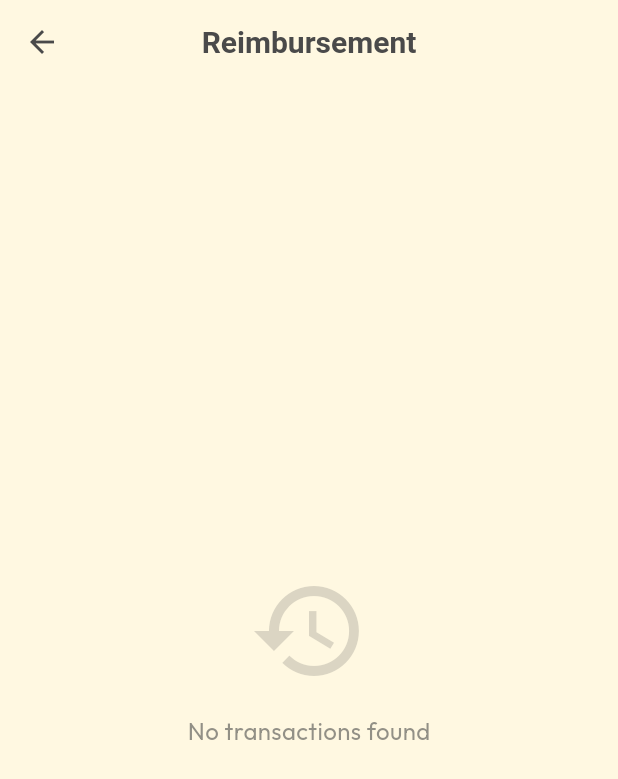
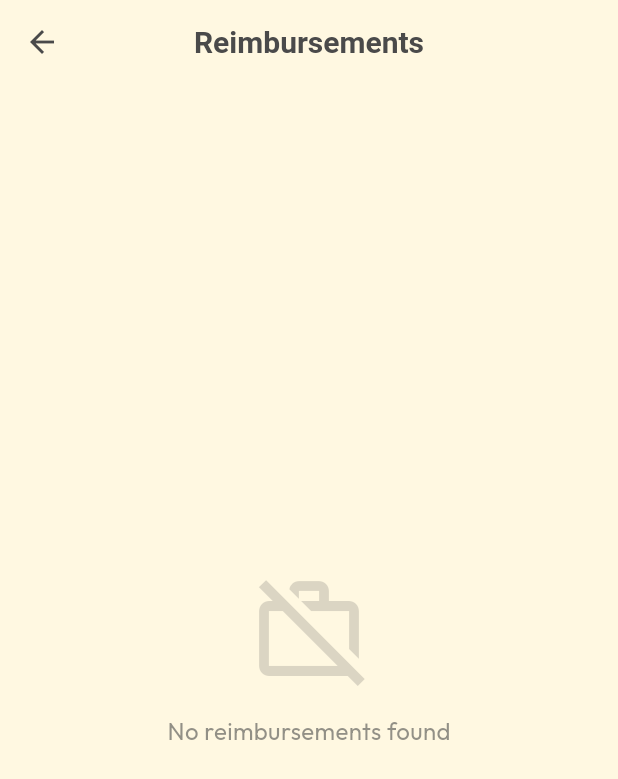
Before and after one commit to amerfathullah/neko-money-manager, a Flutter app: the screen it shows once a user with an empty profile is signed in, after a tap on "Reimburse", on a phone screen of 412 x 824 dp. Shown: the top 779 px of the screen. Run offline on Flutter 3.47's test engine with Material 3 defaults, Android fonts, the phone set to English and light mode, and no system bars; our stand-ins replace cloud_firestore, firebase_auth, firebase_core, fl_chart, flutter_riverpod, google_fonts and 4 more; accounts and stored records are empty; network calls fail.

Commit message:
new page for reimburse and bookmark

```diff
--- a/lib/features/home/presentation/pages/home_page.dart
+++ b/lib/features/home/presentation/pages/home_page.dart
@@ -14,7 +14,8 @@ import '../widgets/ledger_selector.dart';
 import '../../../transactions/presentation/widgets/transaction_timeline.dart';
 import '../../../../features/settings/presentation/pages/ledgers_page.dart';
 import '../../../../features/categories/presentation/pages/categories_page.dart';
-import '../../../transactions/presentation/pages/filtered_transactions_page.dart';
+import '../../../transactions/presentation/pages/reimbursements_page.dart';
+import '../../../transactions/presentation/pages/bookmarks_page.dart';
 
 class HomePage extends ConsumerStatefulWidget {
   const HomePage({super.key});
@@ -319,11 +320,7 @@ class _HomePageState extends ConsumerState<HomePage>
                                           Navigator.of(context).push(
                                             MaterialPageRoute(
                                               builder: (context) =>
-                                                  FilteredTransactionsPage(
-                                                    title: 'Reimbursement',
-                                                    filter: (t) =>
-                                                        t.isReimbursement,
-                                                  ),
+                                                  const ReimbursementsPage(),
                                             ),
                                           );
                                         },
@@ -336,11 +333,7 @@ class _HomePageState extends ConsumerState<HomePage>
                                           Navigator.of(context).push(
                                             MaterialPageRoute(
                                               builder: (context) =>
-                                                  FilteredTransactionsPage(
-                                                    title: 'Bookmarks',
-                                                    filter: (t) =>
-                                                        t.isBookmarked,
-                                                  ),
+                                                  const BookmarksPage(),
                                             ),
                                           );
                                         },
--- /dev/null
+++ b/lib/features/transactions/presentation/pages/reimbursements_page.dart
@@ -0,0 +1,85 @@
+import 'package:flutter/material.dart';
+import 'package:flutter_riverpod/flutter_riverpod.dart';
+import '../../../../core/theme/app_theme_colors.dart';
+import '../../../settings/presentation/providers/currency_provider.dart';
+import '../../../settings/presentation/providers/settings_provider.dart';
+import '../providers/transaction_provider.dart';
+import '../widgets/transaction_timeline.dart';
+
+class ReimbursementsPage extends ConsumerWidget {
+  const ReimbursementsPage({super.key});
+
+  @override
+  Widget build(BuildContext context, WidgetRef ref) {
+    final transactionsAsync = ref.watch(transactionProvider);
+    final currencyAsync = ref.watch(currencyProvider);
+    final settingsAsync = ref.watch(settingsProvider);
+    final themeColors = Theme.of(context).extension<AppThemeColors>()!;
+
+    final currencySymbol = currencyAsync.asData?.value ?? '\$';
+    final settings = settingsAsync.asData?.value;
+    final useComma = settings?.useCommaSeparator ?? true;
+
+    return Scaffold(
+      backgroundColor: themeColors.background,
+      appBar: AppBar(
+        title: Text(
+          'Reimbursements',
+          style: TextStyle(
+            color: themeColors.text,
+            fontWeight: FontWeight.bold,
+          ),
+        ),
+        backgroundColor: Colors.transparent,
+        elevation: 0,
+        centerTitle: true,
+        iconTheme: IconThemeData(color: themeColors.text),
+      ),
+      body: transactionsAsync.when(
+        data: (transactions) {
+          final filteredTransactions = transactions
+              .where((t) => t.isReimbursement)
+              .toList();
+
+          // Sort by date descending
+          filteredTransactions.sort((a, b) => b.date.compareTo(a.date));
+
+          if (filteredTransactions.isEmpty) {
+            return Center(
+              child: Column(
+                mainAxisAlignment: MainAxisAlignment.center,
+                children: [
+                  Icon(
+                    Icons.work_off_outlined,
+                    size: 80,
+                    color: themeColors.text.withValues(alpha: 0.2),
+                  ),
+                  const SizedBox(height: 16),
+                  Text(
+                    'No reimbursements found',
+                    style: TextStyle(
+                      color: themeColors.text.withValues(alpha: 0.6),
+                      fontSize: 16,
+                    ),
+                  ),
+                ],
+              ),
+            );
+          }
+
+          return SingleChildScrollView(
+            padding: const EdgeInsets.only(bottom: 24),
+            child: TransactionTimeline(
+              transactions: filteredTransactions,
+              currencySymbol: currencySymbol,
+              useComma: useComma,
+              backgroundColor: themeColors.background,
+            ),
+          );
+        },
+        loading: () => const Center(child: CircularProgressIndicator()),
+        error: (err, stack) => Center(child: Text('Error: $err')),
+      ),
+    );
+  }
+}
```
Also changed, not shown: lib/features/settings/presentation/pages/settings_page.dart (+16 -2 lines), lib/features/transactions/presentation/pages/bookmarks_page.dart (added, +85 -0 lines).
